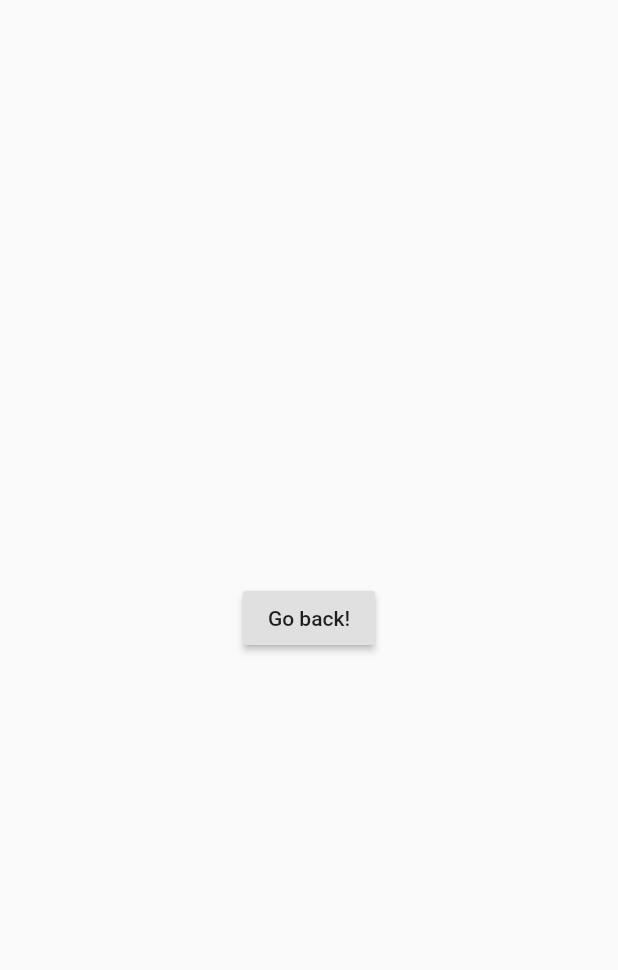
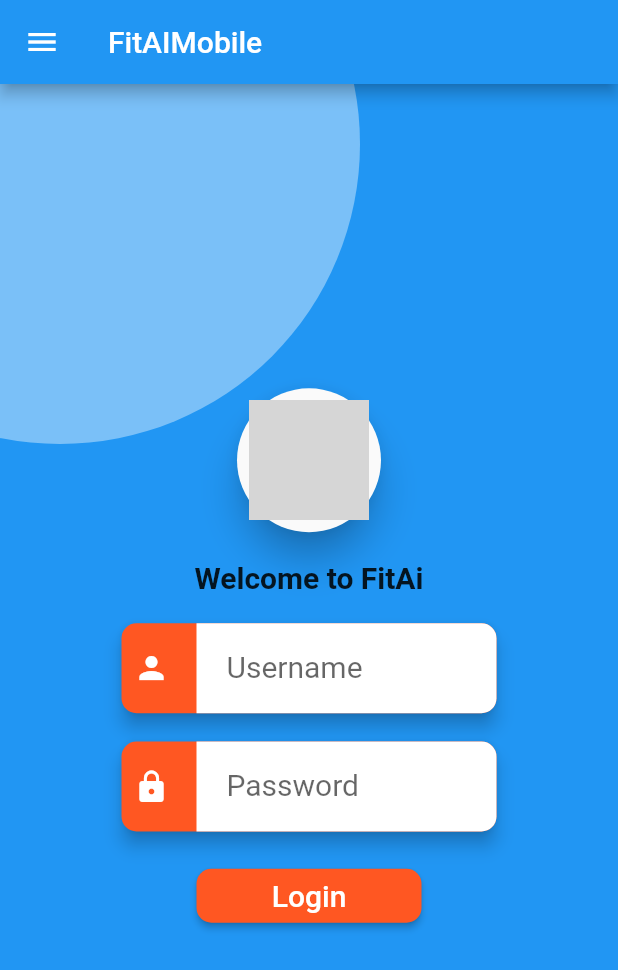
Before and after one commit to Daanvdjagt/FitAiMobile, a Flutter app: the Login screen opened directly, on a phone screen of 412 x 824 dp. Shown: the top 970 px of the screen. Run offline on Flutter 3.47's test engine with Material 2 defaults, Android fonts, the phone set to English and light mode, and no system bars; our stand-ins replace splashscreen; network calls fail; grey boxes are pictures that could not be loaded.

Commit message:
added login page, and changed route from main.dart to login

```diff
--- a/lib/app/presenter/main.dart
+++ b/lib/app/presenter/main.dart
@@ -52,7 +52,7 @@ class AfterSplash extends StatelessWidget {
   @override
   Widget build(BuildContext context) {
     return MultiProvider(
-        child: MaterialApp(initialRoute: Home.id, routes: {
+        child: MaterialApp(initialRoute: Login.id, routes: {
           Home.id: (context) => Home(),
           Login.id: (context) => Login(),
           Profile.id: (context) => Profile(),
--- a/lib/app/screens/login.dart
+++ b/lib/app/screens/login.dart
@@ -1,4 +1,5 @@
 import 'package:flutter/material.dart';
+import 'package:fit_ai_mobile/app/widgets/custominputfield.dart';
 import 'package:fit_ai_mobile/app/widgets/navbar.dart';
 
 class Login extends StatelessWidget {
@@ -7,15 +8,69 @@ class Login extends StatelessWidget {
   @override
   Widget build(BuildContext context) {
     return Scaffold(
-      body: Center(
-        child: RaisedButton(
-          onPressed: () {
-            // Navigate back to first screen when tapped.
-          },
-          child: Text('Go back!'),
+      appBar: AppBar(title: Text('FitAIMobile')),
+      drawer: Navbar("Home"),
+      body: Container(
+        width: MediaQuery.of(context).size.width,
+        height: MediaQuery.of(context).size.height,
+        color: Colors.blue,
+        child: Stack(
+          children: <Widget>[
+            Align(
+              alignment: Alignment.bottomRight,
+              widthFactor: 0.6,
+              heightFactor: 0.6,
+              child: Material(
+                borderRadius: BorderRadius.all(Radius.circular(200)),
+                color: Color.fromRGBO(255, 255, 255, 0.4),
+                child: Container(
+                  width: 400,
+                  height: 400,
+                ),
+              ),
+            ),
+            Center(
+              child: Container(
+                width: 400,
+                height: 400,
+                child: Column(
+                  mainAxisAlignment: MainAxisAlignment.spaceEvenly,
+                  children: <Widget>[
+                    Material(
+                        elevation: 10.0,
+                        borderRadius: BorderRadius.all(Radius.circular(50.0)),
+                        child: Padding(
+                          padding: const EdgeInsets.all(8.0),
+                          child: Image.network('https://static.vecteezy.com/system/resources/previews/000/595/164/large_2x/vector-object-and-icons-for-sport-label-gym-badge-fitness-logo-design.jpg',width: 80,height:80,),
+                        )),
+                    new Text(
+          'Welcome to FitAi',
+          style: new TextStyle(fontWeight: FontWeight.bold, fontSize: 20.0),
+        ),
+                    CustomInputField(
+                        Icon(Icons.person, color: Colors.white), 'Username'),
+                    CustomInputField(
+                        Icon(Icons.lock, color: Colors.white), 'Password'),
+                    Container(
+                      width: 150,
+                      child: RaisedButton(
+                        onPressed: (){
+                           Navigator.push(context, MaterialPageRoute(builder: (context) => Login()));
+                           },
+                           color: Colors.deepOrange,
+                           textColor: Colors.white,
+                        shape: RoundedRectangleBorder(borderRadius: BorderRadius.all(Radius.circular(10.0))),
+                        child: Text('Login',
+                        style: TextStyle(
+                            fontSize: 20.0),),),
+                    )
+                  ],
+                ),
+              ),
+            ),
+          ],
         ),
       ),
-      drawer: Navbar("Login"),
     );
   }
 }
--- /dev/null
+++ b/lib/app/widgets/custominputfield.dart
@@ -0,0 +1,55 @@
+import 'package:flutter/material.dart';
+
+class CustomInputField extends StatelessWidget{
+
+  Icon fieldIcon;
+  String hintText;
+
+  CustomInputField(this.fieldIcon,this.hintText);
+
+  @override
+  Widget build(BuildContext context) {
+    // TODO: implement build
+    return Container(
+      width: 250,
+      child: Material(
+          elevation: 5.0,
+          borderRadius: BorderRadius.all(Radius.circular(10.0)),
+          color: Colors.deepOrange,
+          child: Row(
+            mainAxisAlignment: MainAxisAlignment.spaceBetween,
+            children: <Widget>[
+              Padding(
+                padding: const EdgeInsets.all(8.0),
+                child: fieldIcon,
+              ),
+              Container(
+                decoration: BoxDecoration(
+                  color: Colors.white,
+                  borderRadius: BorderRadius.only(topRight: Radius.circular(10.0),bottomRight: Radius.circular(10.0)),
+                ),
+                width: 200,
+                height: 60,
+                child: Padding(
+                  padding: const EdgeInsets.all(8.0),
+                  child: TextField(
+                    decoration: InputDecoration(
+                        border: InputBorder.none,
+                        hintText: hintText,
+                        fillColor: Colors.white,
+                        filled: true
+                    ),
+                    style: TextStyle(
+                        fontSize: 20.0,
+                        color: Colors.black
+                    ),
+                  ),
+                ),
+              ),
+            ],
+          )
+      ),
+    );
+  }
+
+}
```
